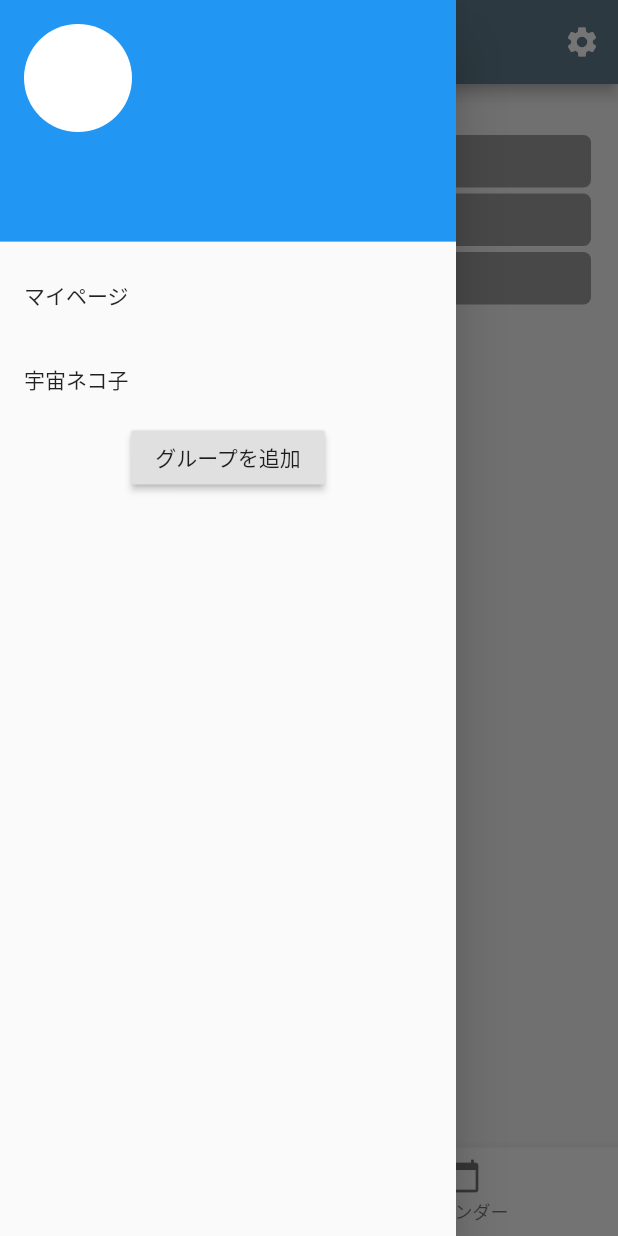
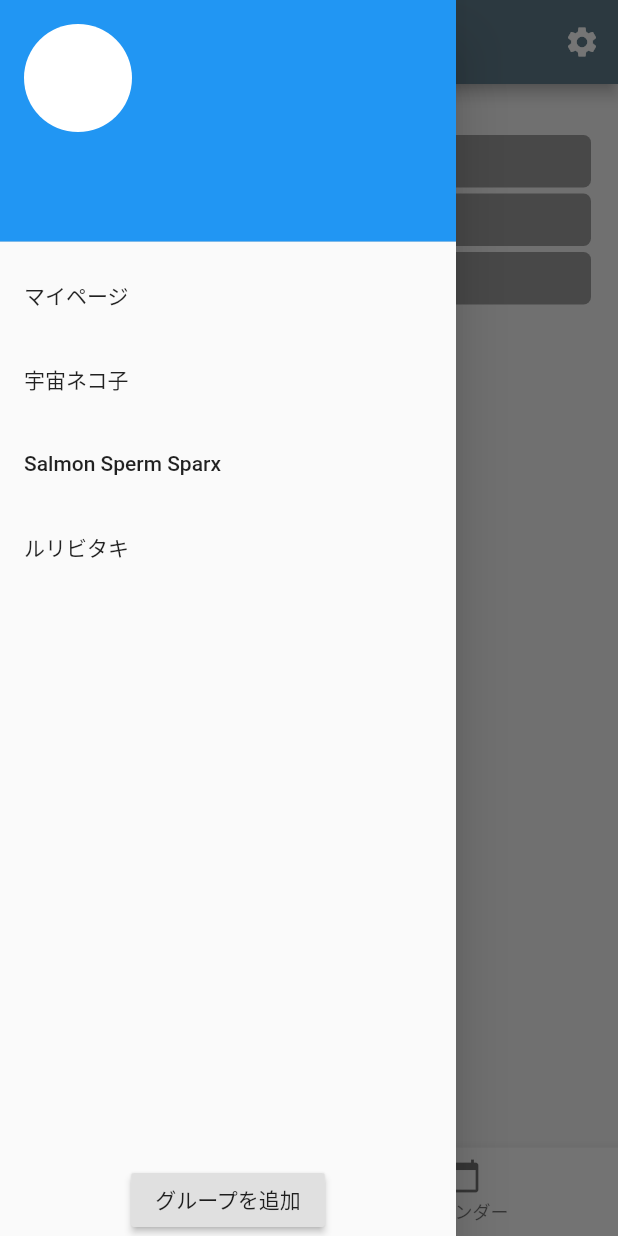
Before and after one commit to beetana/beet, a Flutter app: the MainScreen screen opened directly, with the side drawer open, on a phone screen of 412 x 824 dp. Run offline on Flutter 3.47's test engine with Material 2 defaults, Android fonts, the phone set to English and light mode, and no system bars; our stand-ins replace cloud_firestore, firebase_auth; accounts and stored records are empty.

Commit message:
Drawerの中身をListViewで表示するように変更

```diff
--- a/lib/models/drawer_model.dart
+++ b/lib/models/drawer_model.dart
@@ -6,6 +6,12 @@ class DrawerModel extends ChangeNotifier {
   final FirebaseAuth auth = FirebaseAuth.instance;
   String name = '';
   String email = '';
+  List<String> groups = <String>[
+    'マイページ',
+    '宇宙ネコ子',
+    'Salmon Sperm Sparx',
+    'ルリビタキ',
+  ];
 
   void getUserData() async {
     FirebaseUser currentUser = await auth.currentUser();
--- a/lib/models/main_model.dart
+++ b/lib/models/main_model.dart
@@ -4,6 +4,7 @@ import 'package:flutter/material.dart';
 class MainModel extends ChangeNotifier {
   final FirebaseAuth auth = FirebaseAuth.instance;
   String userID;
+  List<String> schedules = <String>['A', 'B', 'C'];
 
   Future getUserID() async {
     FirebaseUser currentUser = await auth.currentUser();
--- a/lib/screens/drawer_screen.dart
+++ b/lib/screens/drawer_screen.dart
@@ -21,27 +21,32 @@ class DrawerScreen extends StatelessWidget {
                   backgroundColor: Colors.white,
                 ),
               ),
-              ListTile(
-                title: Text('マイページ'),
+              Flexible(
+                child: ListView.builder(
+                    physics: const ScrollPhysics(),
+                    itemCount: model.groups.length,
+                    itemBuilder: (BuildContext context, int index) {
+                      return ListTile(
+                        title: Text(model.groups[index]),
                         onTap: () {
+                          if (model.groups[index] == model.groups[0]) {
                             Navigator.push(
                               context,
                               MaterialPageRoute(
                                 builder: (context) => MainScreen(),
                               ),
                             );
-                },
-              ),
-              ListTile(
-                title: Text('宇宙ネコ子'),
-                onTap: () {
+                          } else {
                             Navigator.push(
                               context,
                               MaterialPageRoute(
                                 builder: (context) => GroupScreen(),
                               ),
                             );
+                          }
                         },
+                      );
+                    }),
               ),
               RaisedButton(
                 child: Text('グループを追加'),
--- a/lib/screens/main_screen.dart
+++ b/lib/screens/main_screen.dart
@@ -6,8 +6,6 @@ import 'package:flutter/material.dart';
 import 'package:provider/provider.dart';
 
 class MainScreen extends StatelessWidget {
-  final List<String> schedules = <String>['A', 'B', 'C'];
-
   @override
   Widget build(BuildContext context) {
     return ChangeNotifierProvider<MainModel>(
@@ -56,7 +54,7 @@ class MainScreen extends StatelessWidget {
                     left: 16.0,
                     right: 16.0,
                   ),
-                  itemCount: schedules.length,
+                  itemCount: model.schedules.length,
                   itemBuilder: (BuildContext context, int index) {
                     return Padding(
                       padding: const EdgeInsets.all(2.0),
@@ -68,8 +66,8 @@ class MainScreen extends StatelessWidget {
                           fontSize: 30.0,
                         ),
                         color: Colors.grey,
-                        child:
-                            Center(child: Text('sample ${schedules[index]}')),
+                        child: Center(
+                            child: Text('sample ${model.schedules[index]}')),
                       ),
                     );
                   }),
```
Lines whose indentation alone changed are shown as unchanged.
